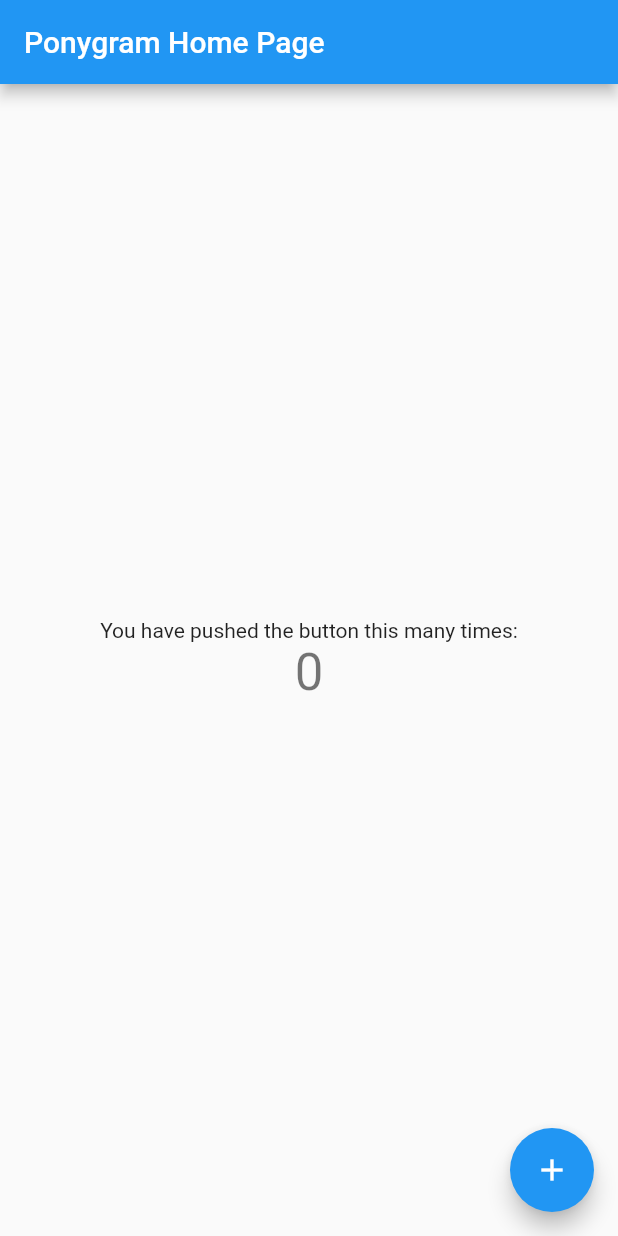
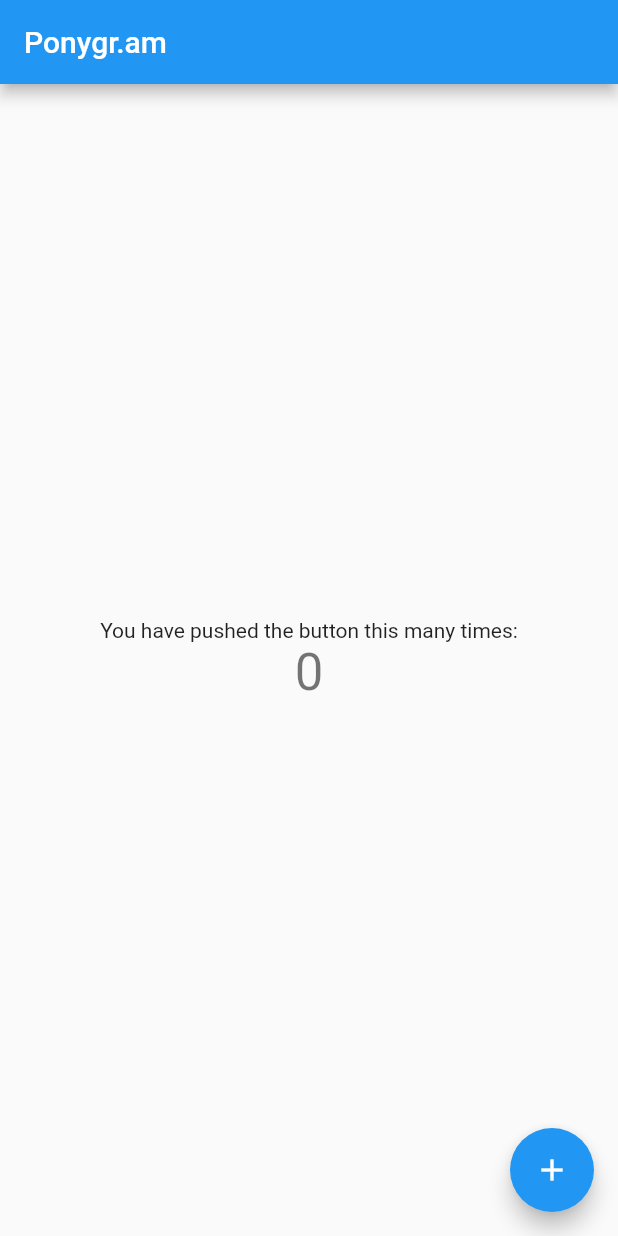
Before and after one commit to phihu/ponygr.am, a Flutter app: the screen it shows after launch, on a phone screen of 412 x 824 dp. Run offline on Flutter 3.47's test engine with Material 2 defaults, Android fonts, the phone set to English and light mode, and no system bars.

Commit message:
Update main.dart

```diff
--- a/app/lib/main.dart
+++ b/app/lib/main.dart
@@ -24,7 +24,7 @@ class PonygramApp extends StatelessWidget {
         // is not restarted.
         primarySwatch: Colors.blue,
       ),
-      home: const PonygramHomePage(title: 'Ponygram Home Page'),
+      home: const PonygramHomePage(title: 'Ponygr.am'),
     );
   }
 }
```
